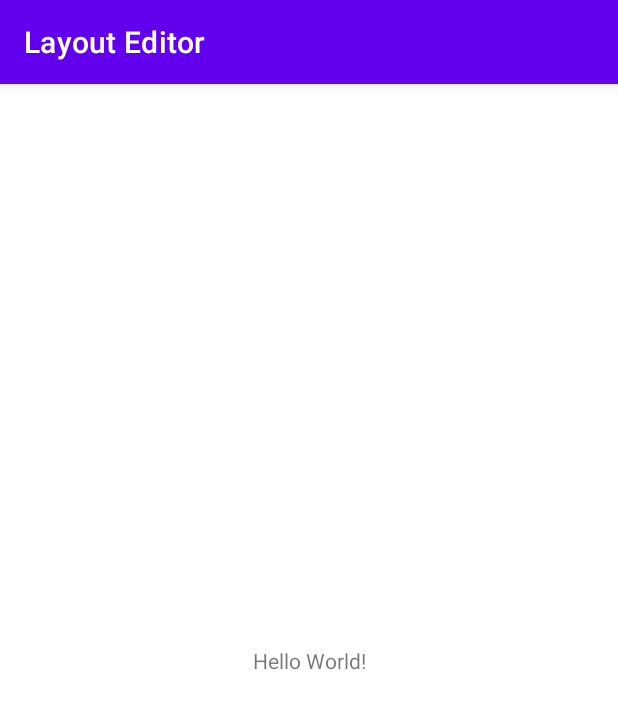
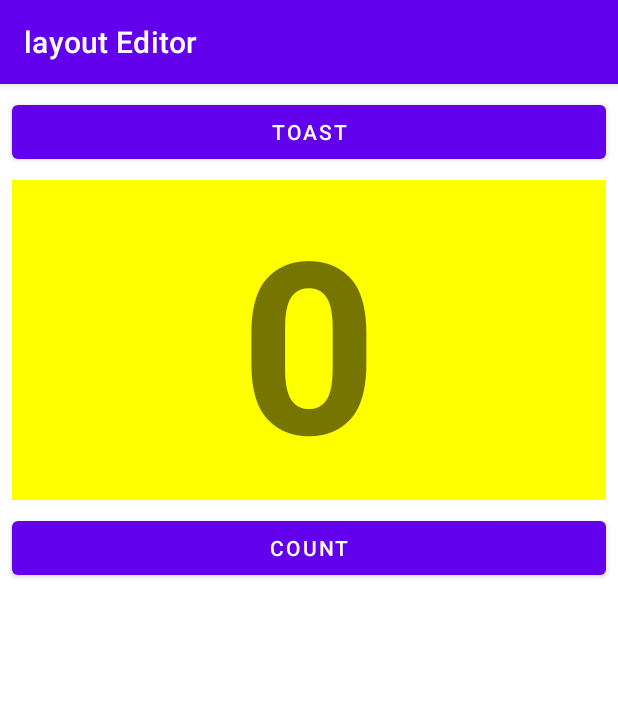
Before and after one commit to yutsuk/LayoutEditor, an Android app: the screen it shows after launch (MainActivity), on a phone screen of 412 x 824 dp. Shown: the top 709 px of the screen. Run offline under Robolectric (Android 15) with nearby library versions, the phone set to English and light mode, and no system bars.

Commit message:
layout task done

```diff
--- a/app/src/main/java/com/example/layouteditor/MainActivity.java
+++ b/app/src/main/java/com/example/layouteditor/MainActivity.java
@@ -3,12 +3,30 @@ package com.example.layouteditor;
 import androidx.appcompat.app.AppCompatActivity;
 
 import android.os.Bundle;
+import android.view.View;
+import android.widget.TextView;
+import android.widget.Toast;
 
 public class MainActivity extends AppCompatActivity {
+    private int mCount=0;
+    private TextView mShowCount;
 
     @Override
     protected void onCreate(Bundle savedInstanceState) {
         super.onCreate(savedInstanceState);
         setContentView(R.layout.activity_main);
+        mShowCount=(TextView)findViewById(R.id.show_count);
+    }
+
+    public void showToast(View view) {
+        Toast toast = Toast.makeText(this, R.string.toast_message, Toast.LENGTH_SHORT);
+        toast.show();
+    }
+
+    public void countUp(View view) {
+        mCount++;
+        if(mShowCount!= null){
+            mShowCount.setText(Integer.toString(mCount));
+        }
     }
 }
--- a/app/src/main/res/layout/activity_main.xml
+++ b/app/src/main/res/layout/activity_main.xml
@@ -1,18 +1,52 @@
 <?xml version="1.0" encoding="utf-8"?>
-<androidx.constraintlayout.widget.ConstraintLayout xmlns:android="http://schemas.android.com/apk/res/android"
+<RelativeLayout xmlns:android="http://schemas.android.com/apk/res/android"
     xmlns:app="http://schemas.android.com/apk/res-auto"
     xmlns:tools="http://schemas.android.com/tools"
     android:layout_width="match_parent"
     android:layout_height="match_parent"
-    tools:context=".MainActivity">
+    android:orientation="vertical"
+    tools:context="com.example.layouteditor.MainActivity">
+
+    <Button
+        android:id="@+id/button_toast"
+        android:layout_width="match_parent"
+        android:layout_height="wrap_content"
+        android:layout_marginEnd="8dp"
+        android:layout_marginStart="8dp"
+        android:layout_marginTop="8dp"
+        android:onClick="showToast"
+        android:text="@string/button_label_toast"
+        android:textColor="@android:color/white" />
 
     <TextView
-        android:layout_width="wrap_content"
+        android:id="@+id/show_count"
+        android:layout_width="match_parent"
         android:layout_height="wrap_content"
-        android:text="Hello World!"
-        app:layout_constraintBottom_toBottomOf="parent"
-        app:layout_constraintLeft_toLeftOf="parent"
-        app:layout_constraintRight_toRightOf="parent"
-        app:layout_constraintTop_toTopOf="parent" />
+        android:gravity="center_vertical"
+        android:layout_marginBottom="8dp"
+        android:layout_marginEnd="8dp"
+        android:layout_marginStart="8dp"
+        android:layout_marginTop="8dp"
+        android:background="#FFFF00"
+        android:text="@string/count_initial_value"
+        android:textAlignment="center"
+        android:textSize="160sp"
+        android:textStyle="bold"
+        android:layout_below="@+id/button_toast"
+        android:layout_alignParentLeft="true"
+        android:layout_alignParentStart="true"
+        tools:ignore="RtlCompat" />
 
-</androidx.constraintlayout.widget.ConstraintLayout>
+    <Button
+        android:id="@+id/button_count"
+        android:layout_width="match_parent"
+        android:layout_height="wrap_content"
+        android:layout_below="@+id/show_count"
+        android:layout_centerHorizontal="true"
+        android:layout_marginBottom="8dp"
+        android:layout_marginEnd="8dp"
+        android:layout_marginStart="8dp"
+        android:onClick="countUp"
+        android:text="@string/button_label_count"
+        android:textColor="@android:color/white" />
+</RelativeLayout>
--- a/app/src/main/res/values/strings.xml
+++ b/app/src/main/res/values/strings.xml
@@ -1,3 +1,7 @@
 <resources>
-    <string name="app_name">Layout Editor</string>
+    <string name="app_name">layout Editor</string>
+    <string name="button_label_toast">Toast</string>
+    <string name="button_label_count">Count</string>
+    <string name="count_initial_value">0</string>
+    <string name="toast_message">Hello Toast!</string>
 </resources>
```
Also changed, not shown: 1 other file.
